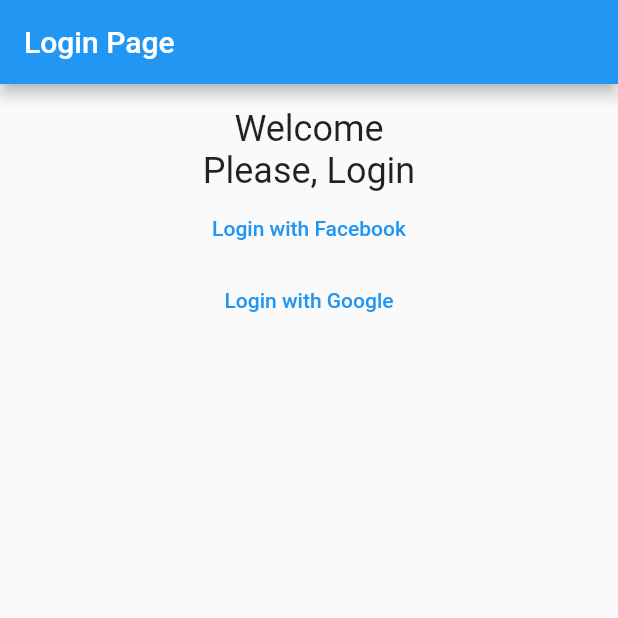
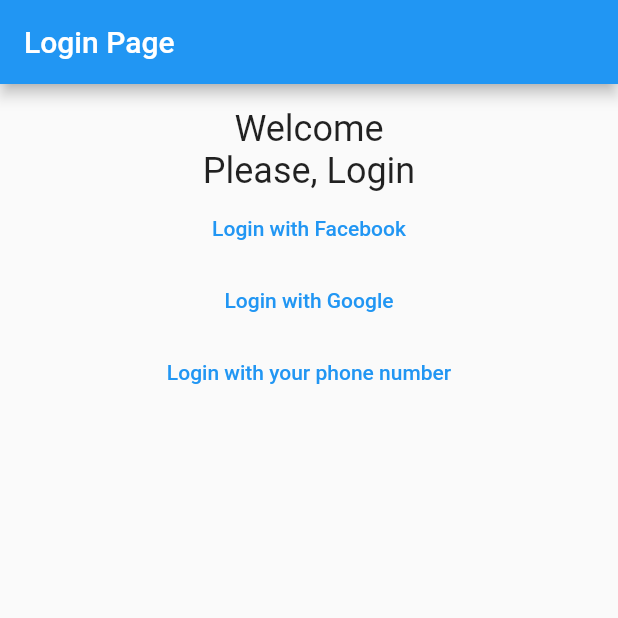
Before and after one commit to BryanOx/poc-flutter, a Flutter app: the screen it shows after launch, after a tap on "Login with Facebook", on a phone screen of 412 x 824 dp, the top half of it. Run offline on Flutter 3.47's test engine with Material 2 defaults, Android fonts, the phone set to English and light mode, and no system bars; our stand-ins replace firebase_auth, firebase_core, flutter_redux, google_sign_in, redux; missing offline and left inert: flutter_facebook_auth; accounts and stored records are empty.

Commit message:
Project upload

```diff
--- a/lib/context/store.dart
+++ b/lib/context/store.dart
@@ -1,9 +1,13 @@
+import 'package:firebase_auth/firebase_auth.dart';
+
 class AppStore {
   bool connected;
   String name;
+  UserCredential? credential;
 
   AppStore({
     this.connected = false,
     this.name = 'User',
+    this.credential,
   });
 }
--- a/lib/main.dart
+++ b/lib/main.dart
@@ -1,3 +1,4 @@
+import 'package:firebase_core/firebase_core.dart';
 import 'package:flutter/material.dart';
 import 'package:poc_flutter/context/store.dart';
 import 'package:redux/redux.dart';
@@ -6,16 +7,24 @@ import 'package:poc_flutter/context/reducer.dart';
 import 'package:poc_flutter/pages/login.dart';
 import 'package:poc_flutter/pages/home.dart';
 
-void main() {
+Future<void> main() async {
+  WidgetsFlutterBinding.ensureInitialized();
+  await Firebase.initializeApp();
   runApp(MyApp());
 }
 
+// ignore: must_be_immutable
 class MyApp extends StatelessWidget {
+  late FirebaseApp firebase;
+
   final Store<AppStore> _store = Store<AppStore>(
     updateConnectedStatusReducer,
     initialState: AppStore(connected: false),
-  );// * Create an instance of redux Store using the AppStore created
-  MyApp({super.key});
+  ); // * Create an instance of redux Store using the AppStore created
+
+  MyApp({super.key}) {
+    Firebase.initializeApp().then((value) => firebase = value);
+  }
 
   @override
   Widget build(BuildContext context) {
@@ -31,7 +40,7 @@ class MyApp extends StatelessWidget {
           ),
           initialRoute: !store.connected ? '/login' : '/',
           routes: {
-            '/login': (context) =>  const LoginPage(title: 'Login Page'),
+            '/login': (context) => const LoginPage(title: 'Login Page'),
             '/': (context) => const MyHomePage(title: 'Home Page'),
             // '/profile':(context) => const ProfilePage(title: ),
           },
--- a/lib/pages/login.dart
+++ b/lib/pages/login.dart
@@ -1,3 +1,6 @@
+// ignore_for_file: avoid_print
+
+import 'package:firebase_auth/firebase_auth.dart';
 import 'package:flutter/material.dart';
 import 'package:poc_flutter/utils/auth.dart';
 
@@ -11,6 +14,36 @@ class LoginPage extends StatefulWidget {
 }
 
 class _LoginPageState extends State<LoginPage> {
+  bool authWithPhone = false;
+  String phoneNumber = '';
+
+  Future<void> signIn(String type) async {
+    try {
+      UserCredential credential;
+      if (type == 'google') {
+        credential = await signInWithGoogle();
+        print(credential);
+      } else if (type == 'facebook') {
+        credential = await signInWithFacebook();
+        print(credential);
+      } else if (type == 'phone') {
+        UserCredential? creds =
+            await signInWithPhoneNumber('+598', phoneNumber);
+        if (creds != null) {
+          credential = creds;
+        } else {
+          throw Exception(
+              'Error while login with phone number +598$phoneNumber');
+        }
+      }
+
+      // ignore: use_build_context_synchronously
+      Navigator.pushNamed(context, '/');
+    } catch (e) {
+      throw Exception(e.toString());
+    }
+  }
+
   @override
   Widget build(BuildContext context) {
     return Scaffold(
@@ -21,8 +54,45 @@ class _LoginPageState extends State<LoginPage> {
       body: Center(
         child: Column(
           mainAxisAlignment: MainAxisAlignment.start,
-          children: const <Widget>[
+          children: authWithPhone
+              ? <Widget>[
+                  const Padding(
+                    padding: EdgeInsets.only(top: 16),
+                    child: Text(
+                      'Insert your phone number and choose country code',
+                      style: TextStyle(
+                        fontSize: 24,
+                        fontWeight: FontWeight.w400,
+                      ),
+                    ),
+                  ),
                   Padding(
+                    padding: const EdgeInsets.all(4),
+                    child: TextField(
+                      decoration: const InputDecoration(
+                        border: OutlineInputBorder(),
+                        hintText: 'Enter a search term',
+                      ),
+                      onChanged: (value) => setState(() {
+                        phoneNumber = value;
+                      }),
+                    ),
+                  ),
+                  TextButton(
+                    onPressed: () async {
+                      await signIn('phone');
+                    },
+                    child: const Text('Login'),
+                  ),
+                  TextButton(
+                    onPressed: () => setState(() {
+                      authWithPhone = false;
+                    }),
+                    child: const Text('Go Back'),
+                  ),
+                ]
+              : <Widget>[
+                  const Padding(
                     padding: EdgeInsets.only(top: 16),
                     child: Text(
                       'Welcome',
@@ -32,7 +102,7 @@ class _LoginPageState extends State<LoginPage> {
                       ),
                     ),
                   ),
-            Text(
+                  const Text(
                     'Please, Login',
                     style: TextStyle(
                       fontSize: 24,
@@ -40,16 +110,22 @@ class _LoginPageState extends State<LoginPage> {
                     ),
                   ),
                   TextButton(
-              onPressed: signInWithFacebook,
-              child: Text(
-                'Login with Facebook'
-              ),
+                    onPressed: () async {
+                      await signIn('facebook');
+                    },
+                    child: const Text('Login with Facebook'),
                   ),
                   TextButton(
-              onPressed: signInWithGoogle,
-              child: Text(
-                'Login with Google'
+                    onPressed: () async {
+                      await signIn('google');
+                    },
+                    child: const Text('Login with Google'),
                   ),
+                  TextButton(
+                    onPressed: () => setState(() {
+                      authWithPhone = true;
+                    }),
+                    child: const Text('Login with your phone number'),
                   ),
                 ],
         ),
--- a/pubspec.yaml
+++ b/pubspec.yaml
@@ -21,6 +21,7 @@ dependencies:
   google_sign_in: ^5.4.2
   flutter_facebook_auth: ^5.0.6
   firebase_auth: ^4.1.1
+  firebase_app_check: ^0.1.1+4
 
 dev_dependencies:
   flutter_test:
```
Also changed, not shown: lib/utils/auth.dart (+56 -3 lines), pubspec.lock, 9 other files. Lines whose indentation alone changed are shown as unchanged.
